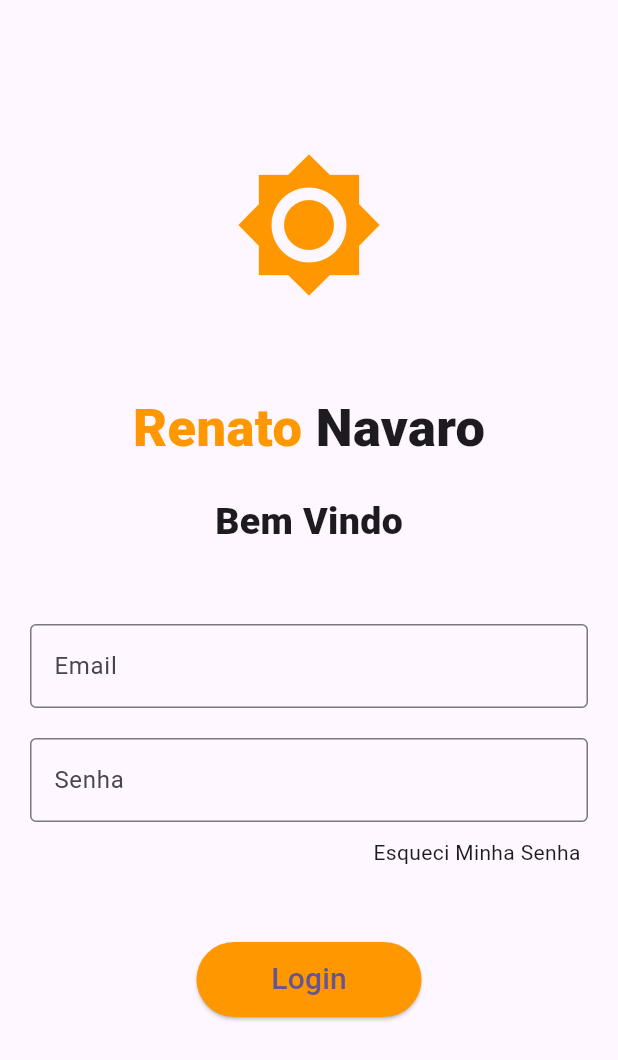
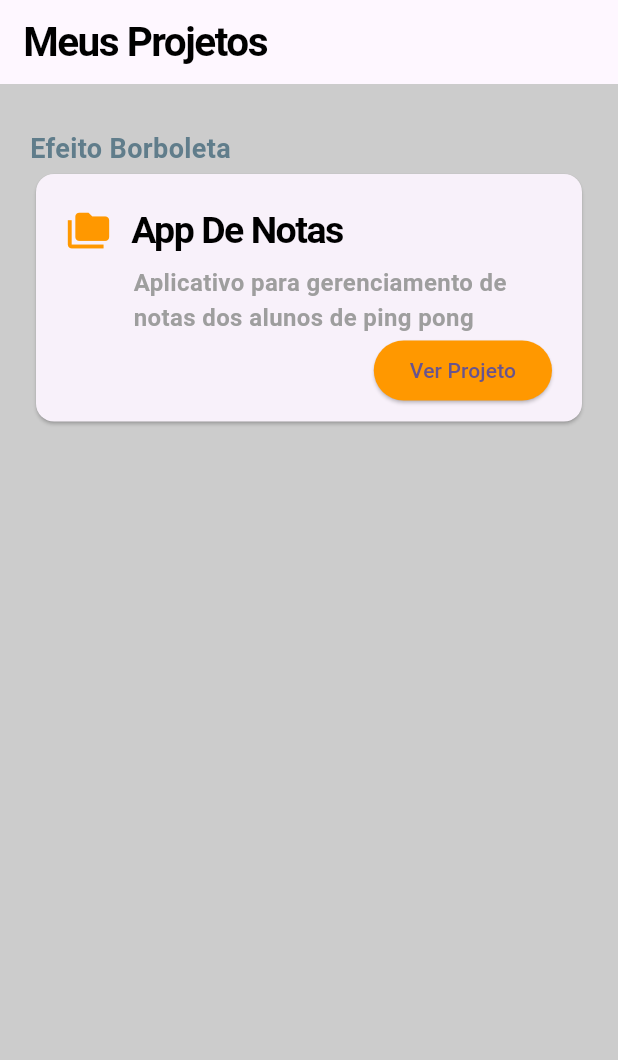
Before and after one commit to RenatoNMG/Atividade_flutter, a Flutter app: the screen it shows after launch, on a phone screen of 412 x 824 dp. Shown: the top 1060 px of the screen. Run offline on Flutter 3.47's test engine with Material 3 defaults, Android fonts, the phone set to English and light mode, and no system bars.

Commit message:
card da terceira telas

```diff
--- a/lib/app.dart
+++ b/lib/app.dart
@@ -1,5 +1,6 @@
 import 'package:flutter/material.dart';
 import 'package:flutter_atividade/pages/home_page.dart';
+import 'package:flutter_atividade/pages/terceira_page.dart';
 
 class MyApp extends StatelessWidget {
   const MyApp({super.key});
@@ -12,26 +13,11 @@ class MyApp extends StatelessWidget {
       title: 'Flutter Demo',
       theme: ThemeData(
 
-        // This is the theme of your application.
-        //
-        // TRY THIS: Try running your application with "flutter run". You'll see
-        // the application has a purple toolbar. Then, without quitting the app,
-        // try changing the seedColor in the colorScheme below to Colors.green
-        // and then invoke "hot reload" (save your changes or press the "hot
-        // reload" button in a Flutter-supported IDE, or press "r" if you used
-        // the command line to start the app).
-        //
-        // Notice that the counter didn't reset back to zero; the application
-        // state is not lost during the reload. To reset the state, use hot
-        // restart instead.
-        //
-        // This works for code too, not just values: Most code changes can be
-        // tested with just a hot reload.
 
         colorScheme: ColorScheme.fromSeed(seedColor: Colors.deepPurple),
 
       ),
-      home: const MyHomePage(title: 'Flutter Demo Home Page'),
+      home: const TerceiraPage(),
       debugShowCheckedModeBanner: false,
     );
   }
--- /dev/null
+++ b/lib/config/app_colors.dart
@@ -0,0 +1,7 @@
+
+import 'dart:ui' show Color;
+
+class AppColors {
+  static const Color Backgroundpages = Color.fromARGB(255, 204, 204, 204);
+
+}
--- /dev/null
+++ b/lib/config/app_texts_style.dart
@@ -0,0 +1,16 @@
+import 'package:flutter/material.dart';
+import 'package:flutter/widgets.dart';
+
+class AppTextsStyle {
+  static const TextStyle titleappbar = TextStyle(
+    fontSize: 27,
+    fontWeight: FontWeight.bold,
+    letterSpacing: -1,
+    color: Colors.black,
+  );
+  static const TextStyle subtitlepages = TextStyle(
+    fontSize: 18,
+    fontWeight: FontWeight.w600,
+    color: Colors.blueGrey,
+  );
+}
--- a/lib/pages/segunda_page.dart
+++ b/lib/pages/segunda_page.dart
@@ -143,7 +143,9 @@ class SecondPage extends StatelessWidget {
           ),
         ],
       ),
-      bottomNavigationBar: Padding(
+      bottomNavigationBar: Container(
+        color: Colors.blueGrey,
+        child: Padding(
           padding: const EdgeInsets.all(16.0),
           child: Row(
             mainAxisAlignment: MainAxisAlignment.spaceEvenly,
@@ -161,6 +163,7 @@ class SecondPage extends StatelessWidget {
             ],
           ),
         ),
+      ),
     );
   }
 }
--- /dev/null
+++ b/lib/pages/terceira_page.dart
@@ -0,0 +1,90 @@
+import 'package:flutter/material.dart';
+import 'package:flutter_atividade/config/app_colors.dart';
+import 'package:flutter_atividade/config/app_texts_style.dart';
+
+class TerceiraPage extends StatefulWidget {
+  const TerceiraPage({super.key});
+
+  @override
+  State<TerceiraPage> createState() => _TerceiraPageState();
+}
+
+class _TerceiraPageState extends State<TerceiraPage> {
+  @override
+  Widget build(BuildContext context) {
+    return Scaffold(
+      backgroundColor: AppColors.Backgroundpages,
+      appBar: AppBar(
+        title: Text("Meus Projetos", style: AppTextsStyle.titleappbar),
+      ),
+      body: Padding(
+        padding: const EdgeInsets.symmetric(horizontal: 20, vertical: 30),
+        child: Column(
+          crossAxisAlignment: CrossAxisAlignment.start,
+          children: [
+            Text("Efeito Borboleta", style: AppTextsStyle.subtitlepages),
+            Card(
+              child: Padding(
+                padding: const EdgeInsets.symmetric(
+                  horizontal: 20,
+                  vertical: 10,
+                ),
+                child: Column(
+                  children: [
+                    Padding(
+                      padding: const EdgeInsets.only(top: 10),
+                      child: Row(
+                        children: [
+                          Icon(
+                            Icons.folder_copy,
+                            color: Colors.orange,
+                            size: 30,
+                          ),
+                          SizedBox(width: 14),
+                          Text(
+                            "App De Notas",
+                            style: AppTextsStyle.titleappbar.copyWith(
+                              fontSize: 25,
+                            ),
+                          ),
+                        ],
+                      ),
+                    ),
+                    Padding(
+                      padding: const EdgeInsets.only(
+                        left: 45,
+                        right: 25,
+                        top: 5,
+                      ),
+                      child: Text(
+                        "Aplicativo para gerenciamento de notas dos alunos de ping pong",
+                        style: AppTextsStyle.subtitlepages.copyWith(
+                          fontSize: 16,
+                          color: Colors.grey,
+                        ),
+                      ),
+                    ),
+                    Row(
+                      mainAxisAlignment: MainAxisAlignment.end,
+                      children: [
+                        ElevatedButton(
+                          onPressed: () {},
+                          child: Text("Ver Projeto"),
+                          style: ButtonStyle(
+                            backgroundColor: WidgetStatePropertyAll(
+                              Colors.orange,
+                            ),
+                          ),
+                        ),
+                      ],
+                    ),
+                  ],
+                ),
+              ),
+            ),
+          ],
+        ),
+      ),
+    );
+  }
+}
```
Also changed, not shown: lib/main.dart (line endings or trailing spaces). Lines whose indentation alone changed are shown as unchanged.
